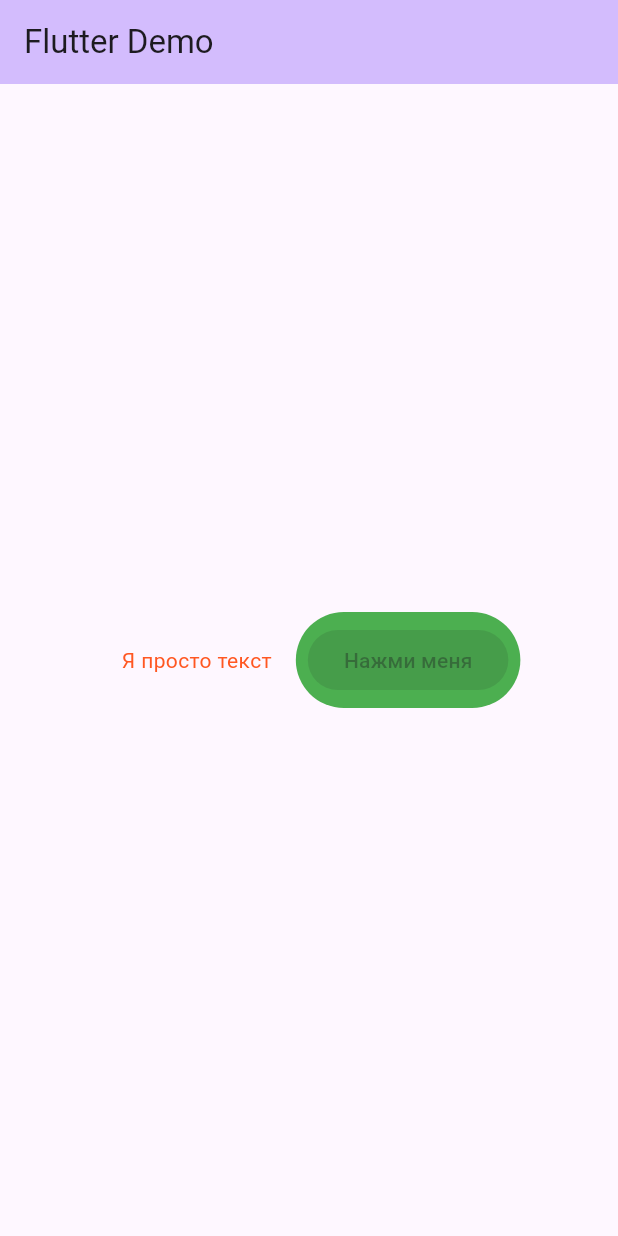
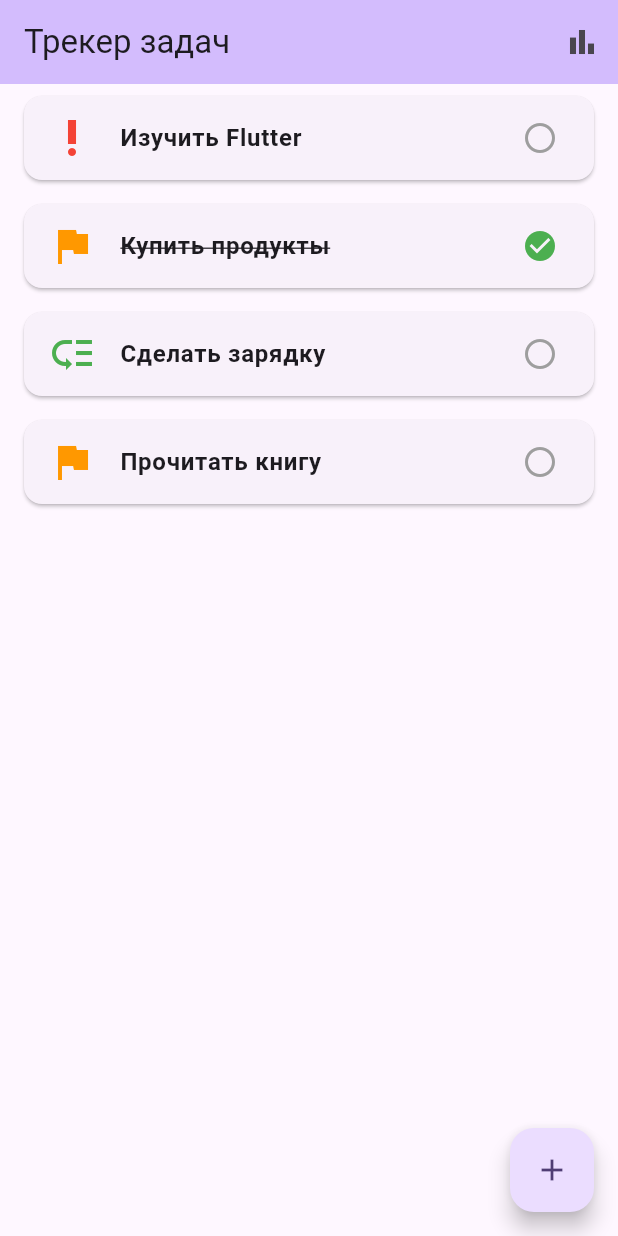
Before and after one commit to Fr4lzeN/flutter_practice1, a Flutter app: the screen it shows after launch, on a phone screen of 412 x 824 dp. Run offline on Flutter 3.47's test engine with Material 3 defaults, Android fonts, the phone set to English and light mode, and no system bars.

Commit message:
Добавление экрана списка задач

```diff
--- a/lib/main.dart
+++ b/lib/main.dart
@@ -1,5 +1,5 @@
 import 'package:flutter/material.dart';
-import 'src/home_page/home_page.dart';
+import 'src/task_list/task_list.dart';
 
 void main() {
   runApp(const MyApp());
@@ -11,12 +11,12 @@ class MyApp extends StatelessWidget {
   @override
   Widget build(BuildContext context) {
     return MaterialApp(
-      title: 'Flutter Demo',
+      title: 'Трекер задач',
       theme: ThemeData(
         colorScheme: ColorScheme.fromSeed(seedColor: Colors.deepPurple),
         useMaterial3: true,
       ),
-      home: const MyHomePage(title: 'Flutter Demo'),
+      home: const TaskListScreen(),
     );
   }
 }
--- /dev/null
+++ b/lib/src/task_list/src/screens/task_list_screen.dart
@@ -0,0 +1,128 @@
+import 'package:flutter/material.dart';
+import '../models/task_model.dart';
+import '../widgets/task_list_item.dart';
+import 'add_task_screen.dart';
+import 'task_detail_screen.dart';
+import 'task_stats_screen.dart';
+
+class TaskListScreen extends StatefulWidget {
+  const TaskListScreen({super.key});
+
+  @override
+  State<TaskListScreen> createState() => _TaskListScreenState();
+}
+
+class _TaskListScreenState extends State<TaskListScreen> {
+  List<Task> tasks = [
+    Task(
+      id: '1',
+      title: 'Изучить Flutter',
+      description: 'Пройти базовый курс по Flutter и создать первое приложение',
+      priority: 1,
+      isCompleted: false,
+    ),
+    Task(
+      id: '2',
+      title: 'Купить продукты',
+      description: 'Молоко, хлеб, масло',
+      priority: 2,
+      isCompleted: true,
+    ),
+    Task(
+      id: '3',
+      title: 'Сделать зарядку',
+      description: 'Утренняя зарядка 30 минут',
+      priority: 3,
+      isCompleted: false,
+    ),
+    Task(
+      id: '4',
+      title: 'Прочитать книгу',
+      description: 'Закончить главу по архитектуре приложений',
+      priority: 2,
+      isCompleted: false,
+    ),
+  ];
+
+  void _addTask() async {
+    final newTask = await Navigator.push<Task>(
+      context,
+      MaterialPageRoute(builder: (context) => const AddTaskScreen()),
+    );
+
+    if (newTask != null) {
+      setState(() {
+        tasks.add(newTask);
+      });
+    }
+  }
+
+  void _openTaskDetail(int index) async {
+    final result = await Navigator.push(
+      context,
+      MaterialPageRoute(
+        builder: (context) => TaskDetailScreen(task: tasks[index]),
+      ),
+    );
+
+    if (result == 'delete') {
+      setState(() {
+        tasks.removeAt(index);
+      });
+      if (mounted) {
+        ScaffoldMessenger.of(context).showSnackBar(
+          const SnackBar(content: Text('Задача удалена')),
+        );
+      }
+    } else if (result is Task) {
+      setState(() {
+        tasks[index] = result;
+      });
+    }
+  }
+
+  void _openStats() {
+    Navigator.push(
+      context,
+      MaterialPageRoute(
+        builder: (context) => TaskStatsScreen(tasks: tasks),
+      ),
+    );
+  }
+
+  @override
+  Widget build(BuildContext context) {
+    return Scaffold(
+      appBar: AppBar(
+        title: const Text('Трекер задач'),
+        backgroundColor: Theme.of(context).colorScheme.inversePrimary,
+        actions: [
+          IconButton(
+            icon: const Icon(Icons.bar_chart),
+            onPressed: _openStats,
+          ),
+        ],
+      ),
+      body: tasks.isEmpty
+          ? const Center(
+              child: Text(
+                'Нет задач',
+                style: TextStyle(fontSize: 18, color: Colors.grey),
+              ),
+            )
+          : ListView.builder(
+              itemCount: tasks.length,
+              itemBuilder: (context, index) {
+                return TaskListItem(
+                  task: tasks[index],
+                  onTap: () => _openTaskDetail(index),
+                );
+              },
+            ),
+      floatingActionButton: FloatingActionButton(
+        onPressed: _addTask,
+        child: const Icon(Icons.add),
+      ),
+    );
+  }
+}
--- /dev/null
+++ b/lib/src/task_list/src/widgets/task_list_item.dart
@@ -0,0 +1,64 @@
+import 'package:flutter/material.dart';
+import '../models/task_model.dart';
+
+class TaskListItem extends StatelessWidget {
+  final Task task;
+  final VoidCallback onTap;
+
+  const TaskListItem({
+    super.key,
+    required this.task,
+    required this.onTap,
+  });
+
+  Color _getPriorityColor() {
+    switch (task.priority) {
+      case 1:
+        return Colors.red;
+      case 2:
+        return Colors.orange;
+      case 3:
+        return Colors.green;
+      default:
+        return Colors.grey;
+    }
+  }
+
+  IconData _getPriorityIcon() {
+    switch (task.priority) {
+      case 1:
+        return Icons.priority_high;
+      case 2:
+        return Icons.flag;
+      case 3:
+        return Icons.low_priority;
+      default:
+        return Icons.flag_outlined;
+    }
+  }
+
+  @override
+  Widget build(BuildContext context) {
+    return Card(
+      margin: const EdgeInsets.symmetric(horizontal: 16, vertical: 8),
+      child: ListTile(
+        onTap: onTap,
+        leading: Icon(
+          _getPriorityIcon(),
+          color: _getPriorityColor(),
+          size: 32,
+        ),
+        title: Text(
+          task.title,
+          style: TextStyle(
+            decoration: task.isCompleted ? TextDecoration.lineThrough : null,
+            fontWeight: FontWeight.bold,
+          ),
+        ),
+        trailing: task.isCompleted
+            ? const Icon(Icons.check_circle, color: Colors.green)
+            : const Icon(Icons.circle_outlined, color: Colors.grey),
+      ),
+    );
+  }
+}
--- /dev/null
+++ b/lib/src/task_list/task_list.dart
@@ -0,0 +1,7 @@
+export 'src/models/task_model.dart';
+export 'src/screens/task_list_screen.dart';
+export 'src/screens/add_task_screen.dart';
+export 'src/screens/edit_task_screen.dart';
+export 'src/screens/task_detail_screen.dart';
+export 'src/screens/task_stats_screen.dart';
+export 'src/widgets/task_list_item.dart';
```
